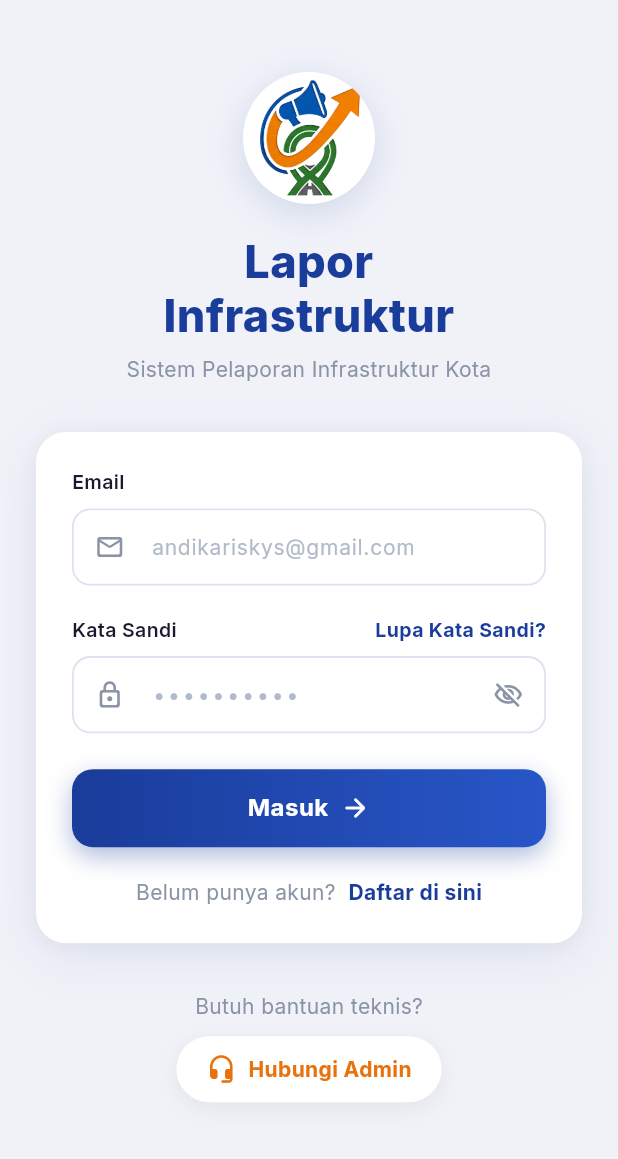
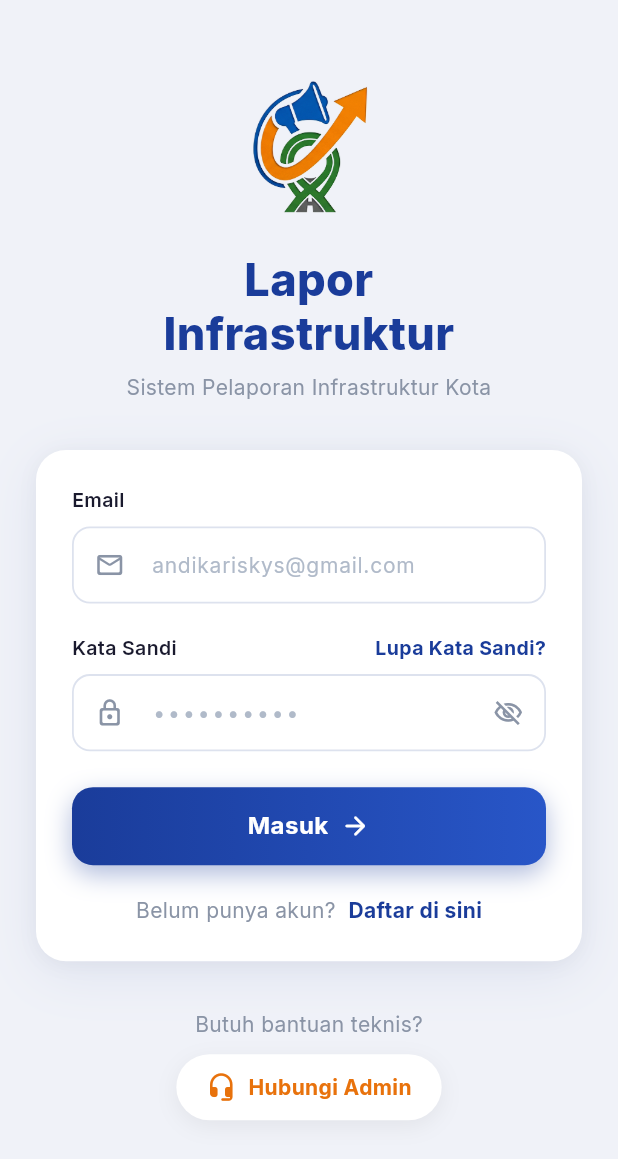
Before and after one commit to andikariskys/lapor-infrastruktur, a Flutter app: the screen it shows after launch, on a phone screen of 412 x 824 dp. Shown: the top 1159 px of the screen. Run offline on Flutter 3.47's test engine with Material 3 defaults, Android fonts, the phone set to English and light mode, and no system bars; our stand-ins replace google_fonts; project files that could hold a hidden picture were left out.

```diff
--- a/flutter-frontend/lib/screens/auth/login_screen.dart
+++ b/flutter-frontend/lib/screens/auth/login_screen.dart
@@ -144,24 +144,11 @@ class _LoginScreenState extends State<LoginScreen>
     return Column(
       children: [
         // Logo
-        Container(
-          width: 88,
-          height: 88,
-          decoration: BoxDecoration(
-            color: Colors.white,
-            shape: BoxShape.circle,
-            boxShadow: [
-              BoxShadow(
-                color: AppColors.primaryBlue.withValues(alpha: 0.15),
-                blurRadius: 20,
-                offset: const Offset(0, 6),
-              ),
-            ],
-          ),
-          child: ClipOval(
-            child: Image.asset(
+        Image.asset(
           'assets/images/logo.png',
-              fit: BoxFit.cover,
+          width: 100,
+          height: 100,
+          fit: BoxFit.contain,
           errorBuilder: (context, error, stackTrace) {
             return const Icon(
               Icons.campaign_rounded,
@@ -169,8 +156,6 @@ class _LoginScreenState extends State<LoginScreen>
               color: AppColors.primaryBlue,
             );
           },
-            ),
-          ),
         ),
         const SizedBox(height: 20),
 
```
Also changed, not shown: 10 other files. Lines whose indentation alone changed are shown as unchanged.
